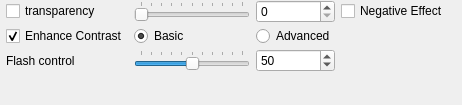
Before: the Qt Designer form src/gui/forms/toolbar_rendertransparencygroup.ui in open-scan-crew/OpenScanTools, drawn with Qt 5.
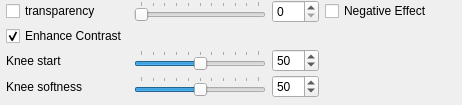
After: the same form once the commit is applied.

Commit message: Refactor transparency anti-flash controls to knee start/softness

```diff
--- a/src/gui/forms/toolbar_rendertransparencygroup.ui
+++ b/src/gui/forms/toolbar_rendertransparencygroup.ui
@@ -68,7 +68,7 @@
    <item row="2" column="0">
     <widget class="QLabel" name="label_flashControl">
      <property name="text">
-      <string>Flash control</string>
+      <string>Knee start</string>
      </property>
     </widget>
    </item>
@@ -107,16 +107,6 @@
      </property>
     </widget>
    </item>
-   <item row="1" column="2">
-    <widget class="QRadioButton" name="advEnhanceContrastRadioButton">
-     <property name="toolTip">
-      <string>The advanced mode allows you to remove the white flash.</string>
-     </property>
-     <property name="text">
-      <string>Advanced</string>
-     </property>
-    </widget>
-   </item>
    <item row="2" column="2">
     <widget class="QSpinBox" name="spinBox_flashControl">
      <property name="minimum">
@@ -150,17 +140,48 @@
      </property>
     </widget>
    </item>
-   <item row="1" column="1">
-    <widget class="QRadioButton" name="basicEnhanceContrastRadioButton">
-     <property name="text">
-      <string>Basic</string>
+   <item row="3" column="1">
+    <widget class="QSlider" name="slider_kneeSoftness">
+     <property name="minimumSize">
+      <size>
+       <width>100</width>
+       <height>0</height>
+      </size>
      </property>
-     <property name="checked">
-      <bool>true</bool>
+     <property name="minimum">
+      <number>0</number>
      </property>
+     <property name="maximum">
+      <number>100</number>
+     </property>
+     <property name="value">
+      <number>50</number>
+     </property>
+     <property name="orientation">
+      <enum>Qt::Horizontal</enum>
+     </property>
+     <property name="tickPosition">
+      <enum>QSlider::TicksAbove</enum>
+     </property>
+     <property name="tickInterval">
+      <number>10</number>
+     </property>
     </widget>
    </item>
-   <item row="1" column="3" rowspan="4">
+   <item row="3" column="2">
+    <widget class="QSpinBox" name="spinBox_kneeSoftness">
+     <property name="minimum">
+      <number>0</number>
+     </property>
+     <property name="maximum">
+      <number>100</number>
+     </property>
+     <property name="value">
+      <number>50</number>
+     </property>
+    </widget>
+   </item>
+   <item row="1" column="3" rowspan="5">
     <spacer name="horizontalSpacer">
      <property name="orientation">
       <enum>Qt::Horizontal</enum>
@@ -183,6 +204,13 @@
      </property>
     </widget>
    </item>
+   <item row="3" column="0">
+    <widget class="QLabel" name="label_kneeSoftness">
+     <property name="text">
+      <string>Knee softness</string>
+     </property>
+    </widget>
+   </item>
   </layout>
  </widget>
  <tabstops>
```
Left out of the diff: 6 changed lines with no effect on the pictures. The commit also changes 16 other files.
